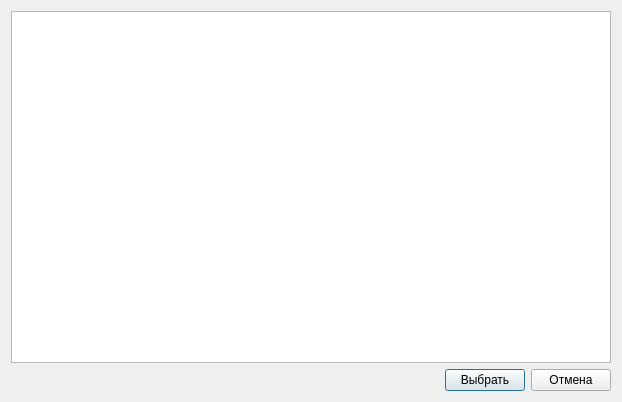
Before: the Qt Designer form dialog.ui in xjohncz/chsuass, drawn with Qt 5.
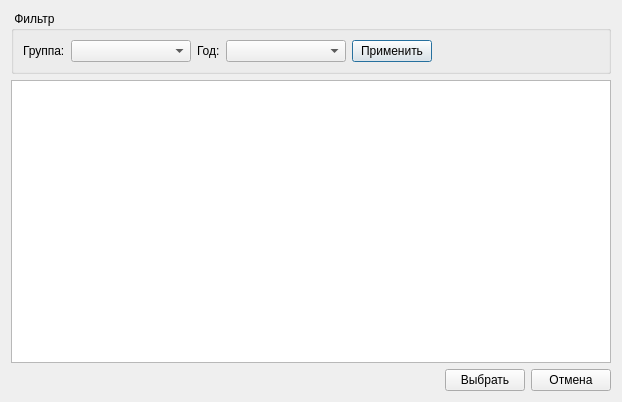
After: the same form once the commit is applied.

The edit to the form file:
```diff
--- a/dialog.ui
+++ b/dialog.ui
@@ -14,6 +14,110 @@
    <string>Dialog</string>
   </property>
   <layout class="QVBoxLayout" name="verticalLayout">
+   <item>
+    <widget class="QGroupBox" name="filterGroupBox">
+     <property name="title">
+      <string> Фильтр </string>
+     </property>
+     <layout class="QHBoxLayout" name="horizontalLayout_22">
+      <item>
+       <layout class="QHBoxLayout" name="horizontalLayout_20">
+        <item>
+         <widget class="QLabel" name="label_18">
+          <property name="sizePolicy">
+           <sizepolicy hsizetype="Maximum" vsizetype="Preferred">
+            <horstretch>0</horstretch>
+            <verstretch>0</verstretch>
+           </sizepolicy>
+          </property>
+          <property name="text">
+           <string>Группа:</string>
+          </property>
+         </widget>
+        </item>
+        <item>
+         <widget class="QComboBox" name="groupFilterComboBox">
+          <property name="sizePolicy">
+           <sizepolicy hsizetype="Expanding" vsizetype="Fixed">
+            <horstretch>0</horstretch>
+            <verstretch>0</verstretch>
+           </sizepolicy>
+          </property>
+          <property name="maximumSize">
+           <size>
+            <width>120</width>
+            <height>16777215</height>
+           </size>
+          </property>
+         </widget>
+        </item>
+       </layout>
+      </item>
+      <item>
+       <layout class="QHBoxLayout" name="horizontalLayout_21">
+        <item>
+         <widget class="QLabel" name="label_19">
+          <property name="sizePolicy">
+           <sizepolicy hsizetype="Maximum" vsizetype="Preferred">
+            <horstretch>0</horstretch>
+            <verstretch>0</verstretch>
+           </sizepolicy>
+          </property>
+          <property name="text">
+           <string>Год:</string>
+          </property>
+         </widget>
+        </item>
+        <item>
+         <widget class="QComboBox" name="yearFilterComboBox">
+          <property name="sizePolicy">
+           <sizepolicy hsizetype="Expanding" vsizetype="Fixed">
+            <horstretch>0</horstretch>
+            <verstretch>0</verstretch>
+           </sizepolicy>
+          </property>
+          <property name="maximumSize">
+           <size>
+            <width>120</width>
+            <height>16777215</height>
+           </size>
+          </property>
+         </widget>
+        </item>
+       </layout>
+      </item>
+      <item>
+       <widget class="QPushButton" name="filterButton">
+        <property name="sizePolicy">
+         <sizepolicy hsizetype="Maximum" vsizetype="Fixed">
+          <horstretch>0</horstretch>
+          <verstretch>0</verstretch>
+         </sizepolicy>
+        </property>
+        <property name="text">
+         <string>Применить</string>
+        </property>
+       </widget>
+      </item>
+      <item>
+       <spacer name="horizontalSpacer_7">
+        <property name="orientation">
+         <enum>Qt::Horizontal</enum>
+        </property>
+        <property name="sizeType">
+         <enum>QSizePolicy::Expanding</enum>
+        </property>
+        <property name="sizeHint" stdset="0">
+         <size>
+          <width>40</width>
+          <height>20</height>
+         </size>
+        </property>
+       </spacer>
+      </item>
+     </layout>
+    </widget>
+   </item>
    <item>
     <widget class="QTableView" name="tableView">
      <property name="selectionMode">
```
Left out of the diff: 3 changed lines with no effect on the pictures.
